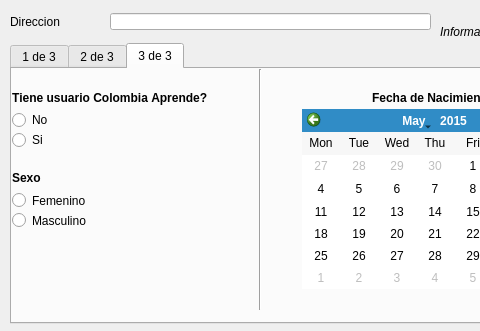
fernandosanchez1128/SGC, file SGC/Vista/VistaAspirante.ui: the form before one commit; both pictures show x 0 to 480 and y 247 to 578 of the 644 by 578 pixel window.
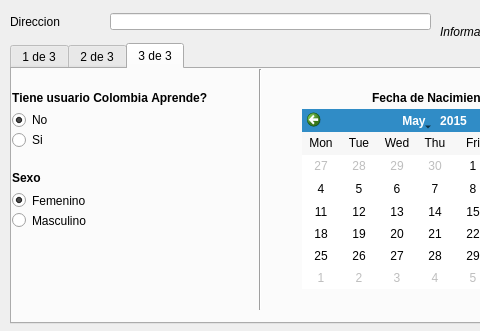
The form after the commit. The open tabs and pages were chosen to show the change.

Diff of the .ui file:
```diff
--- a/SGC/Vista/VistaAspirante.ui
+++ b/SGC/Vista/VistaAspirante.ui
@@ -453,6 +453,9 @@
         <property name="text">
          <string>No</string>
         </property>
+        <property name="checked">
+         <bool>true</bool>
+        </property>
        </widget>
        <widget class="QWidget" name="panelSexo" native="true">
         <property name="geometry">
@@ -496,6 +499,9 @@
          <property name="text">
           <string>Femenino</string>
          </property>
+         <property name="checked">
+          <bool>true</bool>
+         </property>
         </widget>
         <widget class="QRadioButton" name="masculino">
          <property name="geometry">
```
Left out of the diff: 3 changed lines with no effect on the pictures.
